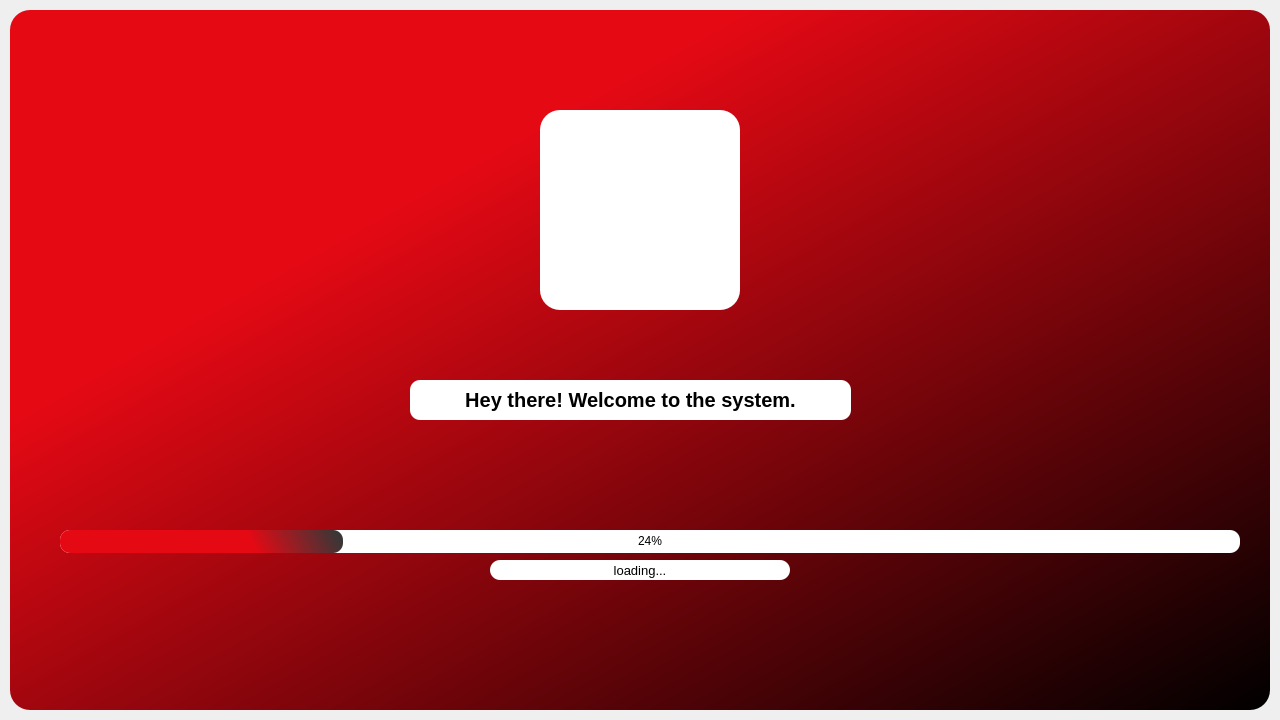
This is production/view/Splash_screen.ui in ashutosh7561/team-management as Qt 5 draws it before an edit. The edited form follows.
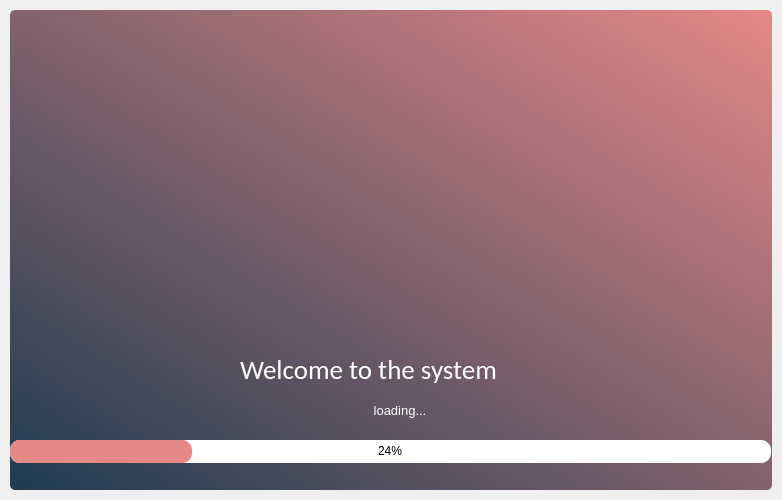
This is the edited form. Icons and pictures are not drawn.

The edit to the form file:
```diff
--- a/production/view/Splash_screen.ui
+++ b/production/view/Splash_screen.ui
@@ -6,8 +6,8 @@
    <rect>
     <x>0</x>
     <y>0</y>
-    <width>1280</width>
-    <height>720</height>
+    <width>782</width>
+    <height>500</height>
    </rect>
   </property>
   <property name="windowTitle">
@@ -41,10 +41,9 @@
       </property>
       <property name="styleSheet">
        <string notr="true">QFrame{
-	
-	background-color: qlineargradient(spread:pad, x1:0.28866, y1:0.295, x2:1, y2:1, stop:0 rgba(229, 9, 20, 255), stop:1 rgba(0, 0, 0, 255));
-	border-radius: 20px;
-
+		
+	background-color: qlineargradient(spread:pad, x1:0, y1:1, x2:1, y2:0, stop:0 rgba(30, 59, 81, 255), stop:1 rgba(230, 136, 136, 255));
+		border-radius: 5px;
 }</string>
       </property>
       <property name="frameShape">
@@ -56,51 +55,20 @@
       <widget class="QLabel" name="label">
        <property name="geometry">
         <rect>
-         <x>530</x>
-         <y>100</y>
-         <width>200</width>
-         <height>200</height>
+         <x>190</x>
+         <y>20</y>
+         <width>411</width>
+         <height>280</height>
         </rect>
        </property>
        <property name="styleSheet">
-        <string notr="true">background-color: rgb(255, 255, 255);</string>
+        <string notr="true">background-color: rgba(255, 255, 255, 0);</string>
        </property>
        <property name="text">
         <string/>
        </property>
        <property name="pixmap">
-        <pixmap resource="../resource1.qrc">:/logo/LOGO@2.png</pixmap>
-       </property>
-       <property name="scaledContents">
-        <bool>true</bool>
-       </property>
-       <property name="alignment">
-        <set>Qt::AlignCenter</set>
-       </property>
-      </widget>
-      <widget class="QLabel" name="label_2">
-       <property name="geometry">
-        <rect>
-         <x>400</x>
-         <y>370</y>
-         <width>441</width>
-         <height>40</height>
-        </rect>
-       </property>
-       <property name="font">
-        <font>
-         <family>MS Sans Serif</family>
-         <pointsize>15</pointsize>
-         <weight>75</weight>
-         <bold>true</bold>
-        </font>
-       </property>
-       <property name="styleSheet">
-        <string notr="true">background-color: rgb(255, 255, 255);
-border-radius: 10px;</string>
-       </property>
-       <property name="text">
-        <string>Hey there! Welcome to the system.</string>
+        <pixmap resource="resource1.qrc">:/logo/logo@4.png</pixmap>
        </property>
        <property name="scaledContents">
         <bool>true</bool>
@@ -112,9 +80,9 @@
       <widget class="QProgressBar" name="progressBar">
        <property name="geometry">
         <rect>
-         <x>50</x>
-         <y>520</y>
-         <width>1180</width>
+         <x>0</x>
+         <y>430</y>
+         <width>761</width>
          <height>23</height>
         </rect>
        </property>
@@ -128,7 +96,7 @@
 QProgressBar::chunk{
 	border-radius: 10px;
 	
-	background-color: qlineargradient(spread:pad, x1:0.116, y1:0.579591, x2:1, y2:0.545, stop:0.633508 rgba(229, 9, 20, 255), stop:1 rgba(0, 0, 0, 200));
+	background-color: rgb(230, 136, 136);
 }</string>
        </property>
        <property name="value">
@@ -138,8 +106,8 @@
       <widget class="QLabel" name="label_3">
        <property name="geometry">
         <rect>
-         <x>480</x>
-         <y>550</y>
+         <x>240</x>
+         <y>390</y>
          <width>300</width>
          <height>20</height>
         </rect>
@@ -153,8 +121,8 @@
         </font>
        </property>
        <property name="styleSheet">
-        <string notr="true">border-radius: 10px;
-background-color: rgb(255, 255, 255);</string>
+        <string notr="true">background-color: rgba(255, 255, 255, 0);
+color: rgb(255, 255, 255);</string>
        </property>
        <property name="text">
         <string>loading...</string>
@@ -166,6 +134,33 @@
         <set>Qt::AlignCenter</set>
        </property>
       </widget>
+      <widget class="QLabel" name="label_4">
+       <property name="geometry">
+        <rect>
+         <x>230</x>
+         <y>340</y>
+         <width>311</width>
+         <height>40</height>
+        </rect>
+       </property>
+       <property name="font">
+        <font>
+         <family>Calibri</family>
+         <pointsize>20</pointsize>
+        </font>
+       </property>
+       <property name="styleSheet">
+        <string notr="true">color: rgb(255, 255, 255);
+background-color: rgba(255, 255, 255, 0);</string>
+       </property>
+       <property name="text">
+        <string>Welcome to the system</string>
+       </property>
+      </widget>
+      <zorder>progressBar</zorder>
+      <zorder>label_3</zorder>
+      <zorder>label_4</zorder>
+      <zorder>label</zorder>
      </widget>
     </item>
    </layout>
```
Left out of the diff: 2 changed lines with no effect on the pictures.
